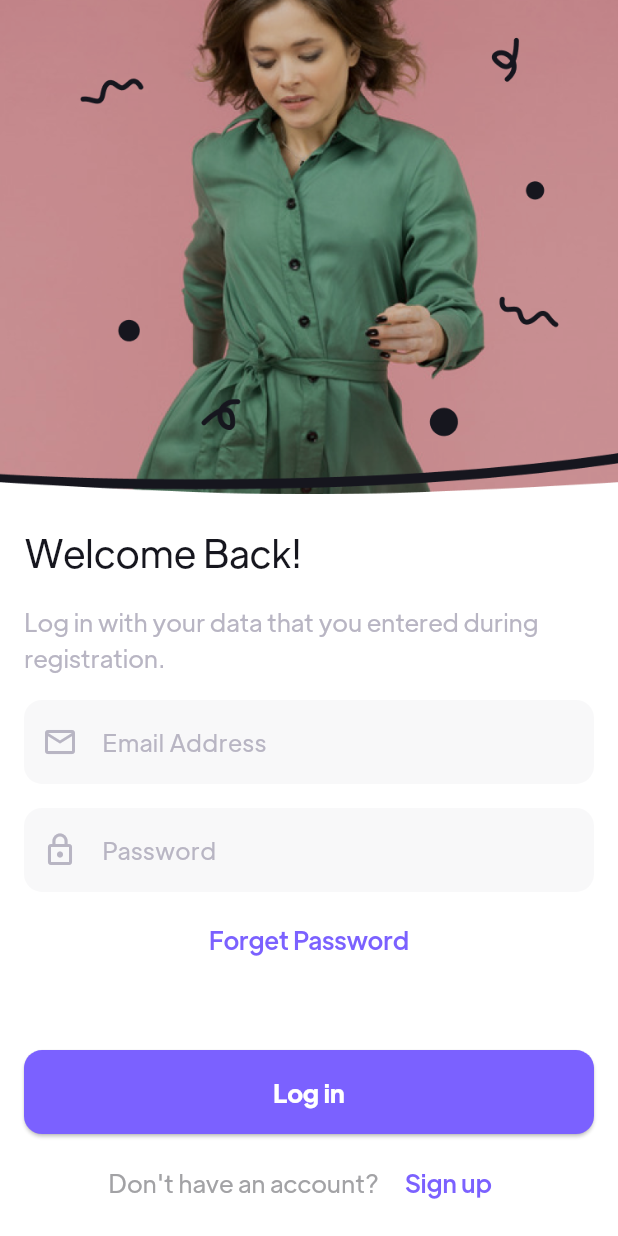
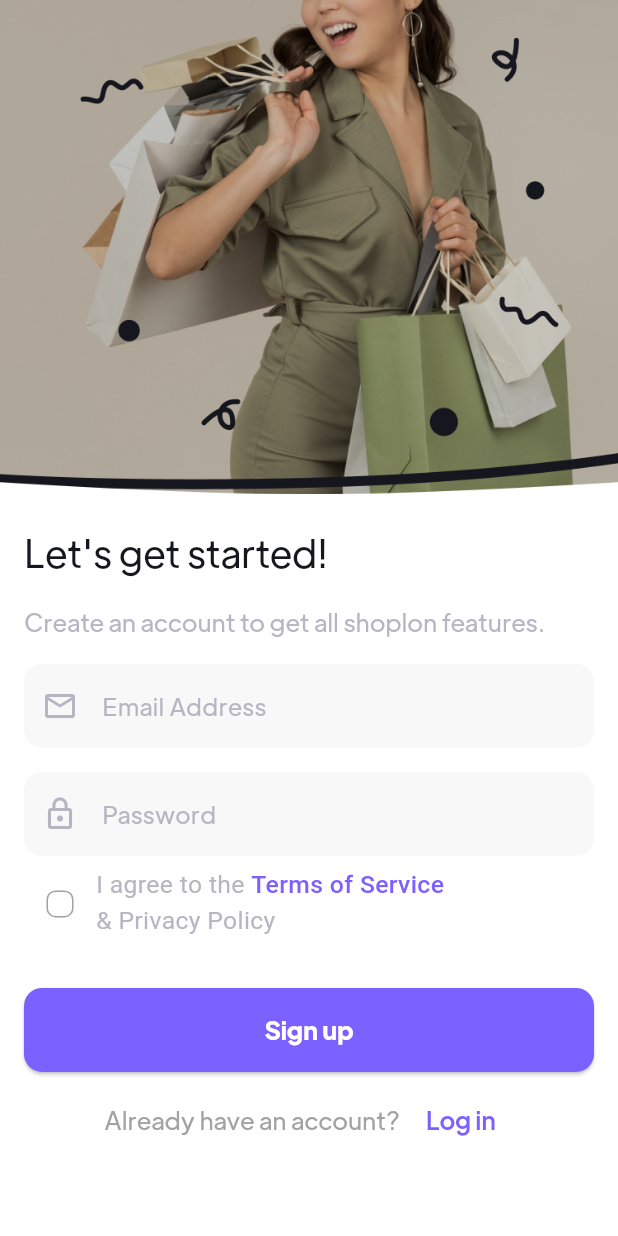
Before and after one commit to AhmedHussein1000/shoplon, a Flutter app: the LoginScreen screen opened by its route, after a tap on "Sign up", on a phone screen of 412 x 824 dp. Run offline on Flutter 3.47's test engine with Material 3 defaults, Android fonts, the light colour scheme and no system bars; our stand-ins replace device_preview, flutter_svg.

Commit message:
Added signup screen
Added signup UI page.

```diff
--- /dev/null
+++ b/lib/screens/signup/signup_screen.dart
@@ -0,0 +1,66 @@
+import 'package:flutter/material.dart';
+import 'package:shoplon/screens/signup/widgets/signup_form.dart';
+import 'package:shoplon/utils/assets.dart';
+import 'package:shoplon/utils/helpers/constants.dart';
+import 'package:shoplon/utils/size_config.dart';
+import 'package:shoplon/utils/styles.dart';
+import 'package:shoplon/utils/widgets/have_account_or_not.dart';
+
+class SignupScreen extends StatelessWidget {
+  const SignupScreen({super.key});
+
+  @override
+  Widget build(BuildContext context) {
+    return Scaffold(
+      extendBodyBehindAppBar: true,
+      body: SingleChildScrollView(
+        child: Column(
+          children: [
+            Image.asset(
+              Assets.imagesIllustrationSignUpDark,
+              height: SizeConfig.screenHeight * 0.40,
+              fit: BoxFit.fill,
+              width: double.infinity,
+            ),
+            Padding(
+              padding: const EdgeInsets.symmetric(
+                horizontal: kdefaultPadding,
+              ),
+              child: Column(
+                crossAxisAlignment: CrossAxisAlignment.start,
+                children: [
+                  const SizedBox(
+                    height: 20,
+                  ),
+                  Text(
+                    'Let\'s get started!',
+                    style: Styles.styleRegular28(context),
+                  ),
+                  const SizedBox(
+                    height: kdefaultPadding,
+                  ),
+                  Text(
+                    'Create an account to get all shoplon features.',
+                    style: Styles.styleRegular18(context)
+                        .copyWith(color: kgreyColor),
+                  ),
+                  const SizedBox(
+                    height: kdefaultPadding,
+                  ),
+                  const SignupForm(),
+                  const SizedBox(
+                    height: kdefaultPadding / 2,
+                  ),
+                  const HaveAccountOrNot(
+                    inLoginScreen: false,
+                  ),
+
+                ],
+              ),
+            )
+          ],
+        ),
+      ),
+    );
+  }
+}
--- /dev/null
+++ b/lib/screens/signup/widgets/agreement_of_policy.dart
@@ -0,0 +1,46 @@
+import 'package:flutter/gestures.dart';
+import 'package:flutter/material.dart';
+import 'package:shoplon/utils/helpers/constants.dart';
+import 'package:shoplon/utils/styles.dart';
+
+class AgreementOfPolicy extends StatefulWidget {
+  const AgreementOfPolicy({super.key});
+
+  @override
+  State<AgreementOfPolicy> createState() => _AgreementOfPolicyState();
+}
+
+class _AgreementOfPolicyState extends State<AgreementOfPolicy> {
+  bool isChecked = false;
+  @override
+  Widget build(BuildContext context) {
+    return Row(
+      children: [
+        Checkbox(
+            value: isChecked,
+            onChanged: (value) {
+              isChecked = !isChecked;
+              setState(() {});
+            }),
+        Text.rich(TextSpan(children: [
+          TextSpan(
+              text: 'I agree to the ',
+              style:
+                  Styles.styleRegular18(context).copyWith(color: kgreyColor)),
+          TextSpan(
+              recognizer: TapGestureRecognizer()
+                ..onTap = () {
+                  // context.pushNamed(Routes.termsOfService);
+                },
+              text: 'Terms of Service',
+              style:
+                  Styles.styleMedium18(context).copyWith(color: kprimaryColor)),
+          TextSpan(
+              text: '\n& Privacy Policy',
+              style:
+                  Styles.styleRegular18(context).copyWith(color: kgreyColor)),
+        ]))
+      ],
+    );
+  }
+}
--- /dev/null
+++ b/lib/screens/signup/widgets/signup_form.dart
@@ -0,0 +1,54 @@
+import 'package:flutter/material.dart';
+import 'package:shoplon/screens/signup/widgets/agreement_of_policy.dart';
+import 'package:shoplon/utils/helpers/constants.dart';
+import 'package:shoplon/utils/helpers/extensions.dart';
+import 'package:shoplon/utils/helpers/routes.dart';
+import 'package:shoplon/utils/widgets/custom_button.dart';
+import 'package:shoplon/utils/widgets/custom_textformfield.dart';
+
+class SignupForm extends StatefulWidget {
+  const SignupForm({super.key});
+
+  @override
+  State<SignupForm> createState() => _SignupFormState();
+}
+
+class _SignupFormState extends State<SignupForm> {
+  final GlobalKey<FormState> _key = GlobalKey();
+  @override
+  Widget build(BuildContext context) {
+    return Form(
+      key: _key,
+      child: Column(
+        children: [
+          const CustomTextformfield(
+              hintText: 'Email Address',
+              keyboardType: TextInputType.emailAddress,
+              iconData: Icons.email_outlined,
+              obscureText: false),
+          const SizedBox(
+            height: kdefaultPadding,
+          ),
+          const CustomTextformfield(
+              hintText: 'Password',
+              iconData: Icons.lock_outline,
+              obscureText: true),
+          const SizedBox(
+            height: kdefaultPadding / 2,
+          ),
+          const AgreementOfPolicy(),
+          const SizedBox(
+            height: kdefaultPadding * 2,
+          ),
+          CustomButton(
+              onPressed: () {
+                if (_key.currentState!.validate()) {
+                  context.pushReplacementNamed(Routes.login);
+                }
+              },
+              text: 'Sign up')
+        ],
+      ),
+    );
+  }
+}
--- a/lib/utils/helpers/routes.dart
+++ b/lib/utils/helpers/routes.dart
@@ -1,6 +1,7 @@
 import 'package:flutter/material.dart';
 import 'package:shoplon/screens/login/login_screen.dart';
 import 'package:shoplon/screens/onboarding/onboarding_screen.dart';
+import 'package:shoplon/screens/signup/signup_screen.dart';
 
 class Routes {
   static const String onboarding = '/';
@@ -9,6 +10,6 @@ static const String signup = '/signup';
 static Map<String, Widget Function(BuildContext)> appRoutes = {
   Routes.onboarding: (context) =>  const OnboardingScreen(),
   Routes.login : (context) =>  const LoginScreen(),
- // Routes.signup : (context) =>  const SignupScreen(),
+  Routes.signup : (context) =>  const SignupScreen(),
 };
 }
```
